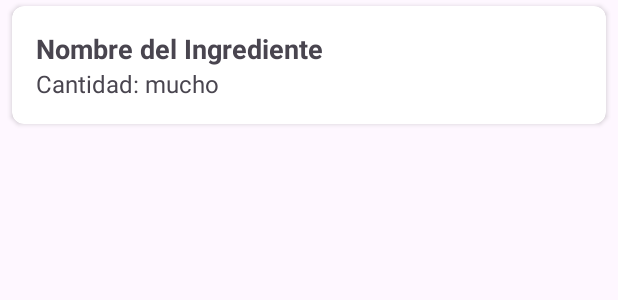
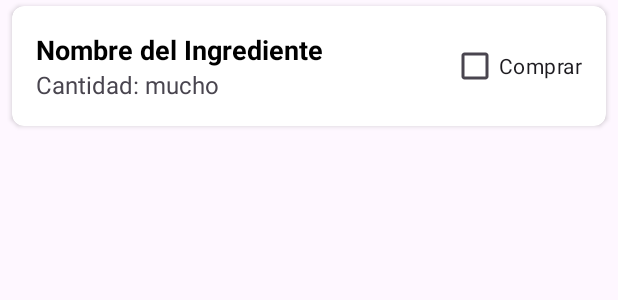
Before and after one commit to criz8766/pizzeriapiamontemovil, an Android app: the layout item_ingrediente.xml on its own in the app's theme, with its tools: preview values and no code run, on a phone screen of 412 x 824 dp. Shown: the top 300 px of the screen. Run offline under Robolectric (Android 15) with nearby library versions, the phone set to English and light mode, and no system bars.

Commit message:
funcionamiento boton de comprar y conexion sin ip a la aplicacion de escritorio

```diff
--- a/app/src/main/java/cl/example/piamonteinventario/ApiService.kt
+++ b/app/src/main/java/cl/example/piamonteinventario/ApiService.kt
@@ -14,8 +14,7 @@ interface ApiService {
     @POST("/api/ingredientes/update")
     suspend fun updateIngredientes(@Body updates: List<Ingrediente>): Response<Unit>
 
-    // --- ¡NUEVO! ---
-    // Endpoint para comprobar si el servidor está activo
+    // Endpoint para comprobar si el servidor está activo ("ping")
     @GET("/ping")
     suspend fun pingServer(): Response<Unit>
 }
--- a/app/src/main/res/layout/item_ingrediente.xml
+++ b/app/src/main/res/layout/item_ingrediente.xml
@@ -8,17 +8,25 @@
     app:cardCornerRadius="8dp"
     app:cardElevation="2dp">
 
-    <LinearLayout
+    <RelativeLayout
         android:layout_width="match_parent"
         android:layout_height="wrap_content"
-        android:orientation="vertical"
         android:padding="16dp">
+
+        <LinearLayout
+            android:id="@+id/infoLayout"
+            android:layout_width="match_parent"
+            android:layout_height="wrap_content"
+            android:layout_toStartOf="@+id/checkBoxComprar"
+            android:layout_centerVertical="true"
+            android:orientation="vertical">
 
             <TextView
                 android:id="@+id/textViewNombre"
                 android:layout_width="wrap_content"
                 android:layout_height="wrap_content"
                 android:text="Nombre del Ingrediente"
+                android:textColor="@android:color/black"
                 android:textSize="18sp"
                 android:textStyle="bold" />
 
@@ -28,6 +36,15 @@
                 android:layout_height="wrap_content"
                 android:text="Cantidad: mucho"
                 android:textSize="16sp" />
+        </LinearLayout>
 
-    </LinearLayout>
+        <CheckBox
+            android:id="@+id/checkBoxComprar"
+            android:layout_width="wrap_content"
+            android:layout_height="wrap_content"
+            android:layout_alignParentEnd="true"
+            android:layout_centerVertical="true"
+            android:text="Comprar" />
+
+    </RelativeLayout>
 </androidx.cardview.widget.CardView>
```
Also changed, not shown: app/build.gradle.kts (+7 -4 lines), app/src/main/java/cl/example/piamonteinventario/Ingrediente.kt (+5 -3 lines), app/src/main/java/cl/example/piamonteinventario/IngredienteAdapter.kt (+21 -3 lines), app/src/main/java/cl/example/piamonteinventario/IngredienteViewModel.kt (+10 -45 lines), app/src/main/java/cl/example/piamonteinventario/MainActivity.kt (+54 -54 lines), app/src/main/java/cl/example/piamonteinventario/RetrofitClient.kt (+15 -5 lines). Lines whose indentation alone changed are shown as unchanged.
